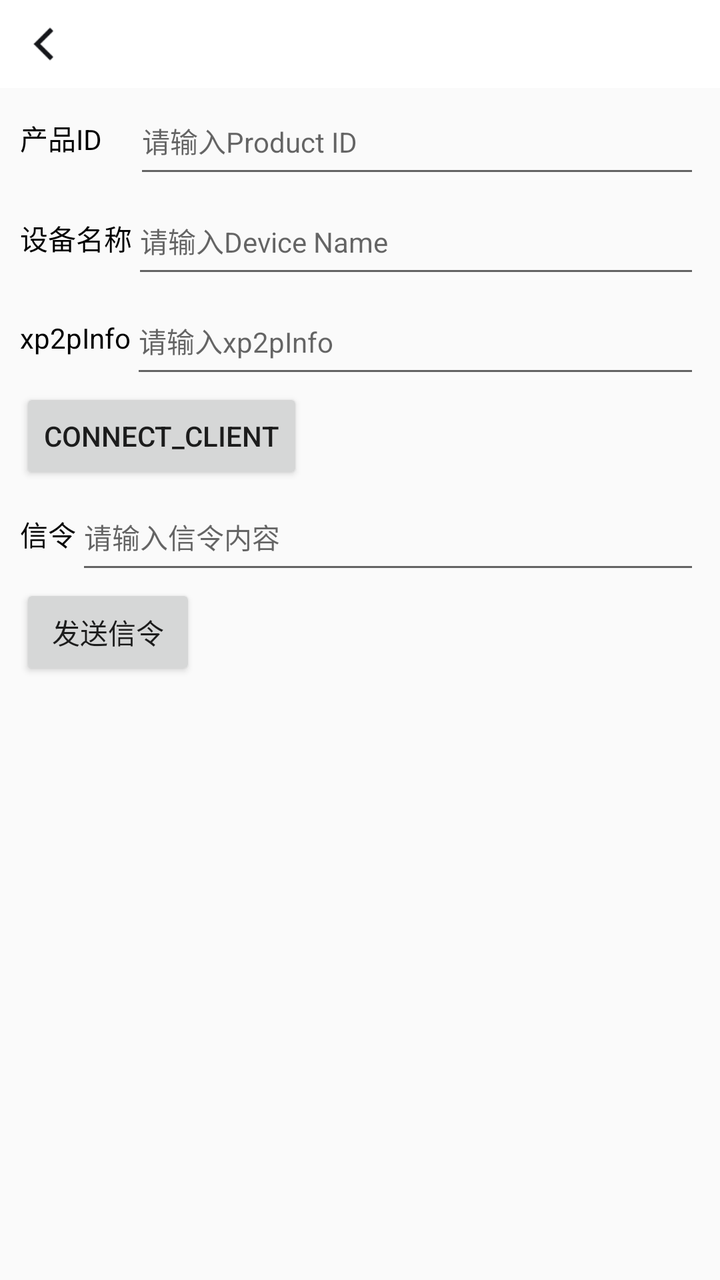
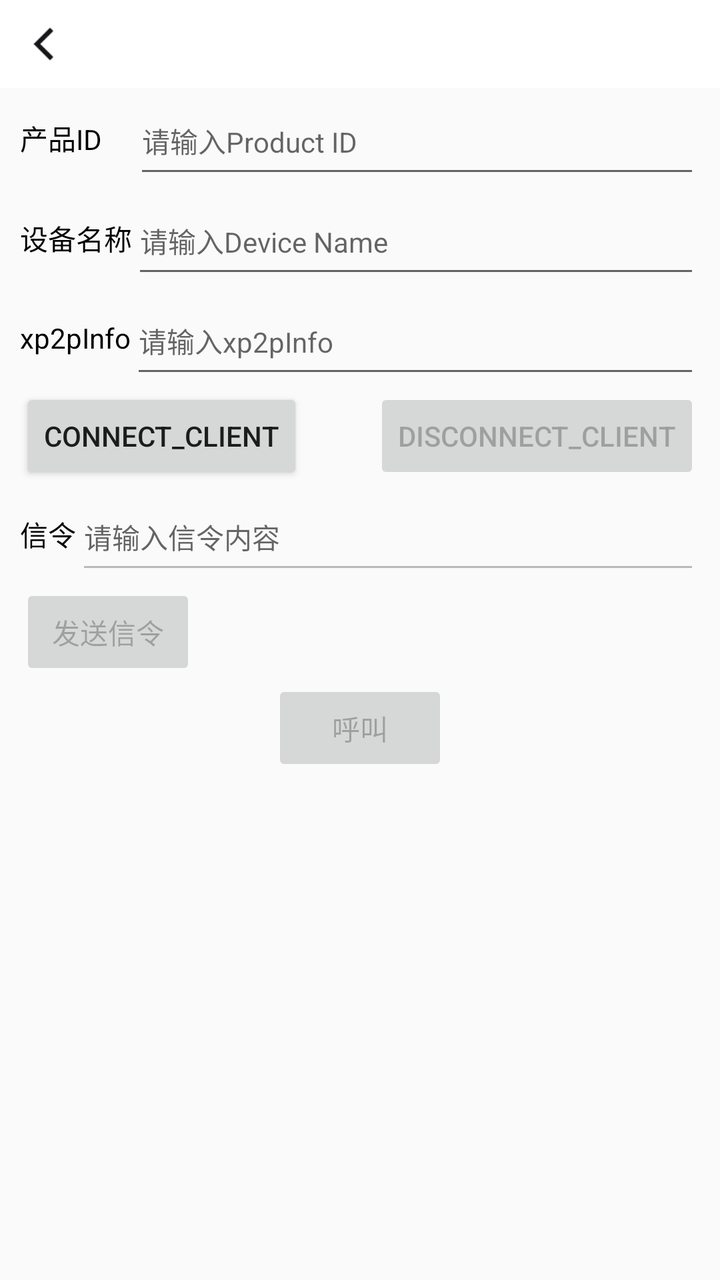

The first picture is an Android layout as it rendered before a commit; the second is the same layout after the commit. The layout source and the unified diff follow.
<!-- AndroidManifest.xml: activity theme Theme.TWAppTheme -->
<!-- res/layout/activity_client.xml -->
<?xml version="1.0" encoding="utf-8"?>
<LinearLayout xmlns:android="http://schemas.android.com/apk/res/android"
    android:layout_width="match_parent"
    android:layout_height="match_parent"
    android:orientation="vertical">

    <include
        android:id="@+id/title_layout"
        layout="@layout/menu_back_layout" />

    <LinearLayout
        android:layout_width="match_parent"
        android:layout_height="wrap_content"
        android:gravity="center_vertical"
        android:paddingHorizontal="10dp">

        <TextView
            android:layout_width="wrap_content"
            android:layout_height="wrap_content"
            android:text="@string/text_product_id"
            android:textColor="@color/black"
            android:textSize="14sp" />

        <EditText
            android:id="@+id/et_product_id"
            android:layout_width="match_parent"
            android:layout_height="50dp"
            android:layout_marginStart="16dp"
            android:hint="@string/product_id"
            android:inputType="text"
            android:maxLines="1"
            android:textSize="14sp" />
    </LinearLayout>

    <LinearLayout
        android:layout_width="match_parent"
        android:layout_height="wrap_content"
        android:gravity="center_vertical"
        android:paddingHorizontal="10dp">

        <TextView
            android:layout_width="wrap_content"
            android:layout_height="wrap_content"
            android:text="@string/text_device_name"
            android:textColor="@color/black"
            android:textSize="14sp" />

        <EditText
            android:id="@+id/et_device_name"
            android:layout_width="match_parent"
            android:layout_height="50dp"
            android:hint="@string/device_name"
            android:inputType="text"
            android:maxLines="1"
            android:textSize="14sp" />
    </LinearLayout>

    <LinearLayout
        android:layout_width="match_parent"
        android:layout_height="wrap_content"
        android:gravity="center_vertical"
        android:paddingHorizontal="10dp">

        <TextView
            android:layout_width="wrap_content"
            android:layout_height="wrap_content"
            android:text="@string/text_xp2p_info"
            android:textColor="@color/black"
            android:textSize="14sp" />

        <EditText
            android:id="@+id/et_xp2p_info"
            android:layout_width="match_parent"
            android:layout_height="50dp"
            android:hint="@string/device_xp2pinfo"
            android:maxLines="1"
            android:textSize="14sp" />
    </LinearLayout>

    <Button
        android:id="@+id/connect_client"
        android:layout_width="wrap_content"
        android:layout_height="wrap_content"
        android:layout_marginStart="10dp"
        android:text="connect_client" />

    <LinearLayout
        android:layout_width="match_parent"
        android:layout_height="wrap_content"
        android:gravity="center_vertical"
        android:paddingHorizontal="10dp">

        <TextView
            android:layout_width="wrap_content"
            android:layout_height="wrap_content"
            android:text="信令"
            android:textColor="@color/black"
            android:textSize="14sp" />

        <EditText
            android:id="@+id/et_command"
            android:layout_width="match_parent"
            android:layout_height="50dp"
            android:hint="请输入信令内容"
            android:maxLines="1"
            android:textSize="14sp" />
    </LinearLayout>

    <Button
        android:id="@+id/send_command"
        android:layout_width="wrap_content"
        android:layout_height="wrap_content"
        android:layout_marginStart="10dp"
        android:text="发送信令" />
</LinearLayout>
<!-- res/layout/menu_back_layout.xml (included above) -->
<?xml version="1.0" encoding="utf-8"?>
<androidx.constraintlayout.widget.ConstraintLayout xmlns:android="http://schemas.android.com/apk/res/android"
    xmlns:app="http://schemas.android.com/apk/res-auto"
    android:layout_width="match_parent"
    android:layout_height="wrap_content"
    android:background="@color/white">

    <ImageView
        android:id="@+id/iv_back"
        android:layout_width="44dp"
        android:layout_height="44dp"
        android:paddingLeft="8dp"
        android:paddingRight="8dp"
        android:src="@mipmap/icon_back_black"
        app:layout_constraintStart_toStartOf="parent"
        app:layout_constraintTop_toTopOf="parent"
        app:tint="@color/black_15161A" />

    <TextView
        android:id="@+id/tv_title"
        android:layout_width="wrap_content"
        android:layout_height="44dp"
        android:layout_weight="1"
        android:ellipsize="end"
        android:gravity="center"
        android:maxLines="1"
        android:paddingEnd="20dp"
        android:textColor="@color/black_15161A"
        android:textSize="17sp"
        android:textStyle="bold"
        app:layout_constraintStart_toEndOf="@+id/iv_back"
        app:layout_constraintTop_toTopOf="parent" />

    <ImageView
        android:id="@+id/iv_right_btn"
        android:layout_width="44dp"
        android:layout_height="44dp"
        android:paddingLeft="10dp"
        android:paddingRight="10dp"
        android:src="@mipmap/setting"
        android:visibility="gone"
        app:layout_constraintEnd_toEndOf="parent"
        app:layout_constraintTop_toTopOf="parent" />

    <TextView
        android:id="@+id/tv_right_btn"
        android:layout_width="wrap_content"
        android:layout_height="wrap_content"
        android:layout_marginEnd="10dp"
        android:background="@drawable/background_blue_cell_btn"
        android:paddingHorizontal="10dp"
        android:paddingVertical="5dp"
        android:textColor="@color/blue_0052D9"
        android:textStyle="bold"
        android:visibility="gone"
        app:layout_constraintBottom_toBottomOf="parent"
        app:layout_constraintEnd_toStartOf="@+id/iv_right_btn"
        app:layout_constraintTop_toTopOf="parent" />

</androidx.constraintlayout.widget.ConstraintLayout>
<!-- resources referenced by this layout -->
<resources>
  <color name="black">#FF000000</color>
  <color name="black_15161A">#15161A</color>
  <color name="blue_0052D9">#0052D9</color>
  <color name="white">#FFFFFFFF</color>
  <!-- drawable background_blue_cell_btn (drawable) -->
  <?xml version="1.0" encoding="utf-8"?>
  <shape xmlns:android="http://schemas.android.com/apk/res/android">
      <solid android:color="@color/translucent" />
      <stroke
          android:width="1dp"
          android:color="#0052D9" />
      <corners android:radius="4dp" />
  </shape>
  <!-- mipmap icon_back_black: png bitmap (mipmap-xxhdpi, 590 bytes) -->
  <!-- mipmap setting: png bitmap (mipmap-xxhdpi, 512 bytes) -->
  <string name="device_name">请输入Device Name</string>
  <string name="device_xp2pinfo">请输入xp2pInfo</string>
  <string name="product_id">请输入Product ID</string>
  <string name="text_device_name">设备名称</string>
  <string name="text_product_id">产品ID</string>
  <string name="text_xp2p_info">xp2pInfo</string>
  <style name="Theme.TWAppTheme" parent="Theme.AppCompat.Light.NoActionBar">
          
          <item name="colorPrimary">@color/white</item>
          <item name="colorPrimaryDark">@color/white</item>
          <item name="android:statusBarColor">@color/white</item>
          <item name="android:windowLightStatusBar" tools:targetApi="m" tools:ignore="NewApi">true</item> 
      </style>
  <color name="translucent">#00FFFFFF</color>
</resources>

<!-- the commit's change to res/layout/activity_client.xml (unified diff, before → after) -->
@@ -1,118 +1,222 @@
 <?xml version="1.0" encoding="utf-8"?>
-<LinearLayout xmlns:android="http://schemas.android.com/apk/res/android"
+<androidx.constraintlayout.widget.ConstraintLayout xmlns:android="http://schemas.android.com/apk/res/android"
+    xmlns:app="http://schemas.android.com/apk/res-auto"
     android:layout_width="match_parent"
-    android:layout_height="match_parent"
-    android:orientation="vertical">
-
-    <include
-        android:id="@+id/title_layout"
-        layout="@layout/menu_back_layout" />
-
-    <LinearLayout
+    android:layout_height="match_parent">
+
+    <ScrollView
+        android:layout_width="0dp"
+        android:layout_height="0dp"
+        android:fillViewport="true"
+        app:layout_constraintBottom_toBottomOf="parent"
+        app:layout_constraintEnd_toEndOf="parent"
+        app:layout_constraintStart_toStartOf="parent"
+        app:layout_constraintTop_toTopOf="parent">
+
+        <LinearLayout
+            android:id="@+id/input_layout"
+            android:layout_width="match_parent"
+            android:layout_height="wrap_content"
+            android:orientation="vertical"
+            app:layout_constraintBottom_toBottomOf="parent"
+            app:layout_constraintEnd_toEndOf="parent"
+            app:layout_constraintStart_toStartOf="parent"
+            app:layout_constraintTop_toTopOf="parent">
+
+            <include
+                android:id="@+id/title_layout"
+                layout="@layout/menu_back_layout" />
+
+            <LinearLayout
+                android:layout_width="match_parent"
+                android:layout_height="wrap_content"
+                android:gravity="center_vertical"
+                android:paddingHorizontal="10dp">
+
+                <TextView
+                    android:layout_width="wrap_content"
+                    android:layout_height="wrap_content"
+                    android:text="@string/text_product_id"
+                    android:textColor="@color/black"
+                    android:textSize="14sp" />
+
+                <EditText
+                    android:id="@+id/et_product_id"
+                    android:layout_width="match_parent"
+                    android:layout_height="50dp"
+                    android:layout_marginStart="16dp"
+                    android:hint="@string/product_id"
+                    android:inputType="text"
+                    android:maxLines="1"
+                    android:textSize="14sp" />
+            </LinearLayout>
+
+            <LinearLayout
+                android:layout_width="match_parent"
+                android:layout_height="wrap_content"
+                android:gravity="center_vertical"
+                android:paddingHorizontal="10dp">
+
+                <TextView
+                    android:layout_width="wrap_content"
+                    android:layout_height="wrap_content"
+                    android:text="@string/text_device_name"
+                    android:textColor="@color/black"
+                    android:textSize="14sp" />
+
+                <EditText
+                    android:id="@+id/et_device_name"
+                    android:layout_width="match_parent"
+                    android:layout_height="50dp"
+                    android:hint="@string/device_name"
+                    android:inputType="text"
+                    android:maxLines="1"
+                    android:textSize="14sp" />
+            </LinearLayout>
+
+            <LinearLayout
+                android:layout_width="match_parent"
+                android:layout_height="wrap_content"
+                android:gravity="center_vertical"
+                android:paddingHorizontal="10dp">
+
+                <TextView
+                    android:layout_width="wrap_content"
+                    android:layout_height="wrap_content"
+                    android:text="@string/text_xp2p_info"
+                    android:textColor="@color/black"
+                    android:textSize="14sp" />
+
+                <EditText
+                    android:id="@+id/et_xp2p_info"
+                    android:layout_width="match_parent"
+                    android:layout_height="50dp"
+                    android:hint="@string/device_xp2pinfo"
+                    android:maxLines="1"
+                    android:textSize="14sp" />
+            </LinearLayout>
+
+            <androidx.constraintlayout.widget.ConstraintLayout
+                android:layout_width="match_parent"
+                android:layout_height="wrap_content">
+
+                <Button
+                    android:id="@+id/btn_connect_client"
+                    android:layout_width="wrap_content"
+                    android:layout_height="wrap_content"
+                    app:layout_constraintTop_toTopOf="parent"
+                    app:layout_constraintStart_toStartOf="parent"
+                    android:layout_marginStart="10dp"
+                    android:text="connect_client" />
+
+                <Button
+                    android:id="@+id/btn_disconnect_client"
+                    android:layout_width="wrap_content"
+                    android:layout_height="wrap_content"
+                    app:layout_constraintTop_toTopOf="parent"
+                    app:layout_constraintEnd_toEndOf="parent"
+                    android:layout_marginEnd="10dp"
+                    android:enabled="false"
+                    android:text="disconnect_client" />
+
+            </androidx.constraintlayout.widget.ConstraintLayout>
+
+            <LinearLayout
+                android:layout_width="match_parent"
+                android:layout_height="wrap_content"
+                android:gravity="center_vertical"
+                android:paddingHorizontal="10dp">
+
+                <TextView
+                    android:layout_width="wrap_content"
+                    android:layout_height="wrap_content"
+                    android:text="信令"
+                    android:textColor="@color/black"
+                    android:textSize="14sp" />
+
+                <EditText
+                    android:id="@+id/et_command"
+                    android:layout_width="match_parent"
+                    android:layout_height="50dp"
+                    android:enabled="false"
+                    android:hint="请输入信令内容"
+                    android:maxLines="1"
+                    android:textSize="14sp" />
+            </LinearLayout>
+
+            <Button
+                android:id="@+id/send_command"
+                android:layout_width="wrap_content"
+                android:layout_height="wrap_content"
+                android:layout_marginStart="10dp"
+                android:enabled="false"
+                android:text="发送信令" />
+
+            <Button
+                android:id="@+id/btn_start_call"
+                android:layout_width="wrap_content"
+                android:layout_height="wrap_content"
+                android:layout_gravity="center"
+                android:enabled="false"
+                android:gravity="center"
+                android:text="呼叫" />
+
+        </LinearLayout>
+    </ScrollView>
+
+    <androidx.constraintlayout.widget.ConstraintLayout
+        android:id="@+id/call_layout"
         android:layout_width="match_parent"
-        android:layout_height="wrap_content"
-        android:gravity="center_vertical"
-        android:paddingHorizontal="10dp">
+        android:layout_height="match_parent"
+        android:visibility="gone">
+
+        <TextureView
+            android:id="@+id/tv_remote_video"
+            android:layout_width="0dp"
+            android:layout_height="0dp"
+            app:layout_constraintBottom_toBottomOf="parent"
+            app:layout_constraintDimensionRatio="H,16:9"
+            app:layout_constraintEnd_toEndOf="parent"
+            app:layout_constraintStart_toStartOf="parent"
+            app:layout_constraintTop_toTopOf="parent" />
+
+        <TextureView
+            android:id="@+id/tv_local_video"
+            android:layout_width="120dp"
+            android:layout_height="160dp"
+            android:layout_margin="16dp"
+            app:layout_constraintDimensionRatio="H,4:3"
+            app:layout_constraintEnd_toEndOf="parent"
+            app:layout_constraintTop_toTopOf="parent" />
 
         <TextView
+            android:id="@+id/tip_text"
             android:layout_width="wrap_content"
             android:layout_height="wrap_content"
-            android:text="@string/text_product_id"
-            android:textColor="@color/black"
-            android:textSize="14sp" />
-
-        <EditText
-            android:id="@+id/et_product_id"
-            android:layout_width="match_parent"
-            android:layout_height="50dp"
-            android:layout_marginStart="16dp"
-            android:hint="@string/product_id"
-            android:inputType="text"
-            android:maxLines="1"
-            android:textSize="14sp" />
-    </LinearLayout>
-
-    <LinearLayout
-        android:layout_width="match_parent"
-        android:layout_height="wrap_content"
-        android:gravity="center_vertical"
-        android:paddingHorizontal="10dp">
+            android:text="正在呼叫设备"
+            android:textSize="32sp"
+            app:layout_constraintBottom_toBottomOf="parent"
+            app:layout_constraintEnd_toEndOf="parent"
+            app:layout_constraintStart_toStartOf="parent"
+            app:layout_constraintTop_toTopOf="parent" />
+
 
         <TextView
+            android:id="@+id/btn_call_hang_up"
             android:layout_width="wrap_content"
             android:layout_height="wrap_content"
-            android:text="@string/text_device_name"
-            android:textColor="@color/black"
-            android:textSize="14sp" />
-
-        <EditText
-            android:id="@+id/et_device_name"
-            android:layout_width="match_parent"
-            android:layout_height="50dp"
-            android:hint="@string/device_name"
-            android:inputType="text"
-            android:maxLines="1"
-            android:textSize="14sp" />
-    </LinearLayout>
-
-    <LinearLayout
-        android:layout_width="match_parent"
-        android:layout_height="wrap_content"
-        android:gravity="center_vertical"
-        android:paddingHorizontal="10dp">
-
-        <TextView
-            android:layout_width="wrap_content"
-            android:layout_height="wrap_content"
-            android:text="@string/text_xp2p_info"
-            android:textColor="@color/black"
-            android:textSize="14sp" />
-
-        <EditText
-            android:id="@+id/et_xp2p_info"
-            android:layout_width="match_parent"
-            android:layout_height="50dp"
-            android:hint="@string/device_xp2pinfo"
-            android:maxLines="1"
-            android:textSize="14sp" />
-    </LinearLayout>
-
-    <Button
-        android:id="@+id/connect_client"
-        android:layout_width="wrap_content"
-        android:layout_height="wrap_content"
-        android:layout_marginStart="10dp"
-        android:text="connect_client" />
-
-    <LinearLayout
-        android:layout_width="match_parent"
-        android:layout_height="wrap_content"
-        android:gravity="center_vertical"
-        android:paddingHorizontal="10dp">
-
-        <TextView
-            android:layout_width="wrap_content"
-            android:layout_height="wrap_content"
-            android:text="信令"
-            android:textColor="@color/black"
-            android:textSize="14sp" />
-
-        <EditText
-            android:id="@+id/et_command"
-            android:layout_width="match_parent"
-            android:layout_height="50dp"
-            android:hint="请输入信令内容"
-            android:maxLines="1"
-            android:textSize="14sp" />
-    </LinearLayout>
-
-    <Button
-        android:id="@+id/send_command"
-        android:layout_width="wrap_content"
-        android:layout_height="wrap_content"
-        android:layout_marginStart="10dp"
-        android:text="发送信令" />
-</LinearLayout>
+            android:layout_marginBottom="40dp"
+            app:layout_constraintBottom_toBottomOf="parent"
+            app:layout_constraintEnd_toEndOf="parent"
+            app:layout_constraintStart_toStartOf="parent"
+            android:gravity="center"
+            android:text="@string/twe_call_hangup"
+            app:drawableTopCompat="@mipmap/icon_hang_up"
+            android:textSize="16sp"
+            android:textStyle="bold" />
+    </androidx.constraintlayout.widget.ConstraintLayout>
+
+</androidx.constraintlayout.widget.ConstraintLayout>
 <!-- res/layout/menu_back_layout.xml (included above) -->
 <?xml version="1.0" encoding="utf-8"?>
 <androidx.constraintlayout.widget.ConstraintLayout xmlns:android="http://schemas.android.com/apk/res/android"
<!-- resource entries referenced after the edit -->
@@ -14,6 +14,7 @@
       <corners android:radius="4dp" />
   </shape>
   <!-- mipmap icon_back_black: png bitmap (mipmap-xxhdpi, 590 bytes) -->
+  <!-- mipmap icon_hang_up: png bitmap (mipmap-xxhdpi, 1785 bytes) -->
   <!-- mipmap setting: png bitmap (mipmap-xxhdpi, 512 bytes) -->
   <string name="device_name">请输入Device Name</string>
   <string name="device_xp2pinfo">请输入xp2pInfo</string>
@@ -21,6 +22,7 @@
   <string name="text_device_name">设备名称</string>
   <string name="text_product_id">产品ID</string>
   <string name="text_xp2p_info">xp2pInfo</string>
+  <string name="twe_call_hangup">挂断</string>
   <style name="Theme.TWAppTheme" parent="Theme.AppCompat.Light.NoActionBar">
           
           <item name="colorPrimary">@color/white</item>
